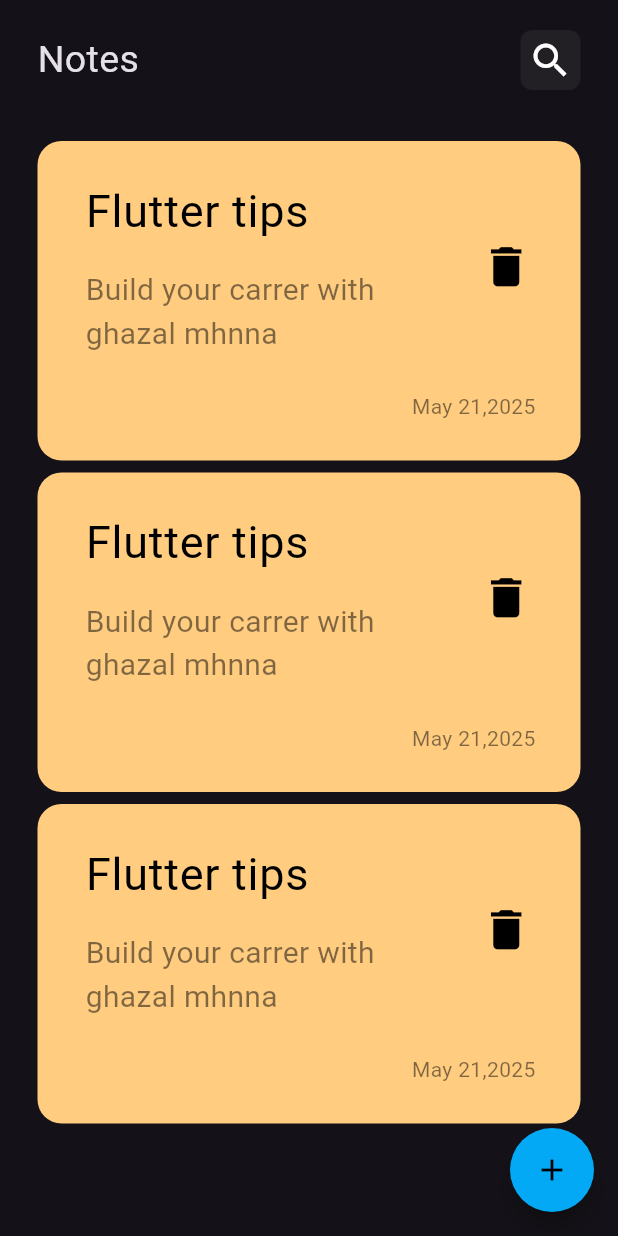
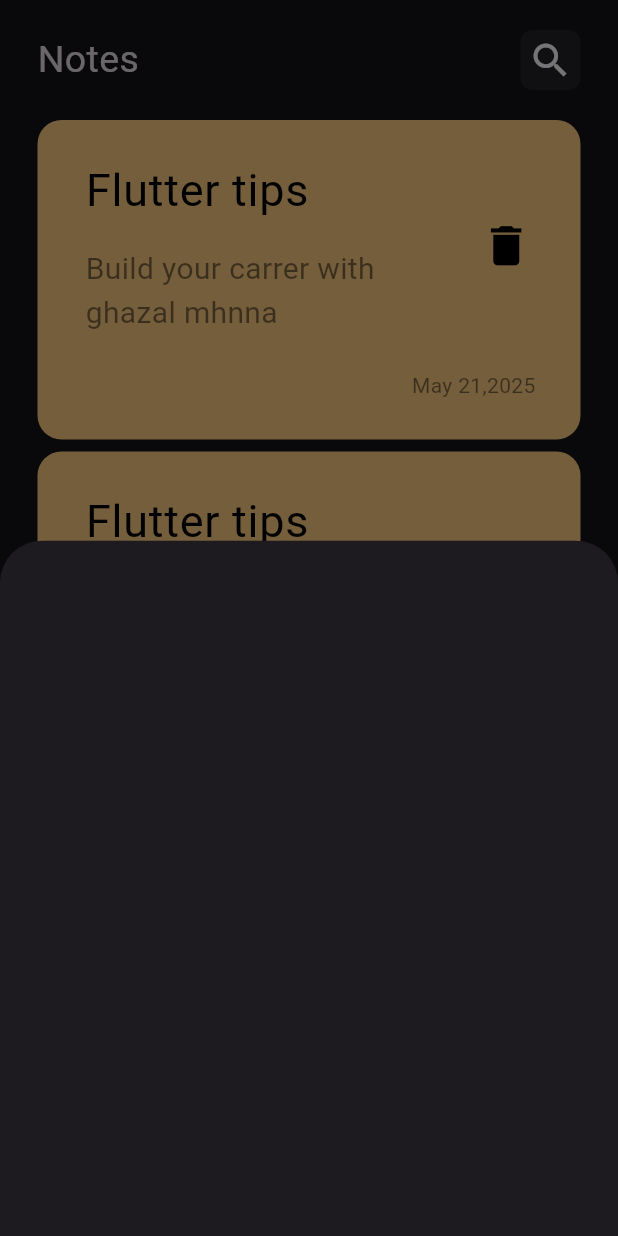
Before and after one commit to ghazalmhnna13-gif/notes_app, a Flutter app: the screen it shows after launch, after a tap on the "add" icon, on a phone screen of 412 x 824 dp. Run offline on Flutter 3.47's test engine with Material 3 defaults, Android fonts, the phone set to English and light mode, and no system bars.

Commit message:
show modal bottom sheet

```diff
--- a/lib/views/notes_view.dart
+++ b/lib/views/notes_view.dart
@@ -1,4 +1,5 @@
 import 'package:flutter/material.dart';
+import 'package:music_notes_player_app_setup/widgets/add+note_bottom_sheet.dart';
 import 'package:music_notes_player_app_setup/widgets/notes_views_body.dart';
 
 class NotesView extends StatelessWidget {
@@ -7,7 +8,6 @@ class NotesView extends StatelessWidget {
   Widget build(BuildContext context) {
     return Scaffold(
       body: const NotesViewBody(),
-
       floatingActionButton: FloatingActionButton(
           shape: const CircleBorder(),
           backgroundColor: Colors.lightBlue,
@@ -15,7 +15,13 @@ class NotesView extends StatelessWidget {
             Icons.add,
             color: Colors.black,
           ),
-          onPressed: () {}),
+          onPressed: () {
+            showModalBottomSheet(
+                context: context,
+                builder: (context) {
+                  return const AddNoteBottomSheet();
+                });
+          }),
     );
   }
 }
--- /dev/null
+++ b/lib/widgets/add+note_bottom_sheet.dart
@@ -0,0 +1,10 @@
+import 'package:flutter/material.dart';
+
+class AddNoteBottomSheet extends StatelessWidget {
+  const AddNoteBottomSheet({super.key});
+
+  @override
+  Widget build(BuildContext context) {
+    return Container();
+  }
+}
--- a/lib/widgets/custom_app_bar.dart
+++ b/lib/widgets/custom_app_bar.dart
@@ -9,8 +9,8 @@ class CustomAppBar extends StatelessWidget {
   @override
   Widget build(BuildContext context) {
     return const Padding(
-      padding:  EdgeInsets.only(bottom: 30),
-      child:  Row(
+      padding: EdgeInsets.only(bottom: 16),
+      child: Row(
         mainAxisAlignment: MainAxisAlignment.spaceBetween,
         children: [
           Text(
--- a/lib/widgets/notes_list_view.dart
+++ b/lib/widgets/notes_list_view.dart
@@ -7,11 +7,14 @@ class NotesListView extends StatelessWidget {
   @override
   Widget build(BuildContext context) {
     return Expanded(
-      child: ListView.builder(
-          itemCount: 3,
-          itemBuilder: (context, index) {
-            return const NoteItem();
-          }),
+      child: Padding(
+        padding: const EdgeInsets.only(bottom: 16),
+        child: ListView.builder(
+            itemCount: 3,
+            itemBuilder: (context, index) {
+              return const NoteItem();
+            }),
+      ),
     );
   }
 }
```
